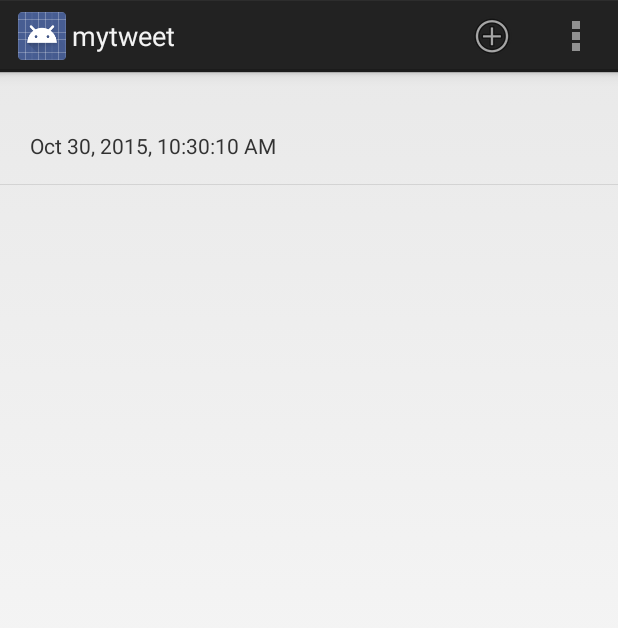
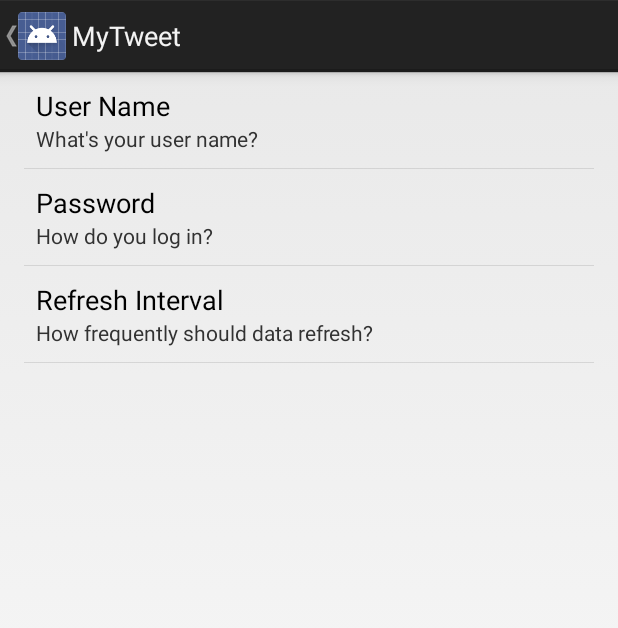
Before and after one commit to beluskova/MyTweet-assignment1, an Android app: the screen it shows after launch (TimelineListActivity before the commit, SettingsActivity after it), in the options menu, after a tap on "Settings", on a phone screen of 412 x 824 dp. Shown: the top 628 px of the screen. Run offline under Robolectric (Android 15) with nearby library versions, the phone set to English and light mode, and no system bars.

Commit message:
mytweet v11: Settings Support

```diff
--- a/app/src/main/AndroidManifest.xml
+++ b/app/src/main/AndroidManifest.xml
@@ -24,6 +24,12 @@
             <meta-data android:name="android.support.PARENT_ACTIVITY"
                 android:value="anna.activities.TimelineListActivity"/>
         </activity>
+        <activity
+            android:name="anna.activities.SettingsActivity"
+            android:label="@string/app_name" >
+            <meta-data android:name="android.support.PARENT_ACTIVITY"
+                android:value="anna.activities.TimelineListActivity"/>
+        </activity>
     </application>
 
 </manifest>
--- /dev/null
+++ b/app/src/main/java/anna/activities/SettingsActivity.java
@@ -0,0 +1,38 @@
+package anna.activities;
+
+import android.os.Bundle;
+import android.preference.PreferenceActivity;
+import android.preference.PreferenceFragment;
+import annab.mytweetActivity.R;
+import android.view.MenuItem;
+import static anna.android.helpers.IntentHelper.navigateUp;
+
+public class SettingsActivity extends PreferenceActivity {
+
+    @Override
+    protected void onCreate(Bundle savedInstanceState) {
+        super.onCreate(savedInstanceState);
+        getActionBar().setDisplayHomeAsUpEnabled(true);
+        getFragmentManager().beginTransaction().replace(android.R.id.content, new SettingsFragment()).commit();
+    }
+
+
+    @Override
+    public boolean onOptionsItemSelected(MenuItem item) {
+        switch (item.getItemId()) {
+            case android.R.id.home:
+                navigateUp(this);
+                return true;
+        }
+        return super.onOptionsItemSelected(item);
+    }
+
+    public static class SettingsFragment extends PreferenceFragment
+    {
+        @Override
+        public void onCreate(final Bundle savedInstanceState) {
+            super.onCreate(savedInstanceState);
+            addPreferencesFromResource(R.xml.preferences);
+        }
+    }
+}
--- a/app/src/main/java/anna/activities/TimelineListFragment.java
+++ b/app/src/main/java/anna/activities/TimelineListFragment.java
@@ -94,8 +94,8 @@ public class TimelineListFragment extends ListFragment
         // as you specify a parent activity in AndroidManifest.xml.
         switch (item.getItemId())
         {
-            case R.id.action_settings : Toast toast = Toast.makeText(getActivity(), "Settings Selected", Toast.LENGTH_SHORT);
-                toast.show();
+            case R.id.action_settings :
+                IntentHelper.startActivity(getActivity(), SettingsActivity.class);
                 break;
             case R.id.new_tweet:
                 Message message = new Message();
--- /dev/null
+++ b/app/src/main/res/values/array.xml
@@ -0,0 +1,15 @@
+<?xml version="1.0" encoding="utf-8"?>
+<resources>
+    <string-array name="listArray">
+        <item>Every day</item>
+        <item>Once a week</item>
+        <item>Once a month</item>
+        <item>Never</item>
+    </string-array>
+    <string-array name="listValues">
+        <item>1</item>
+        <item>2</item>
+        <item>3</item>
+        <item>0</item>
+    </string-array>
+</resources>
--- a/app/src/main/res/values/strings.xml
+++ b/app/src/main/res/values/strings.xml
@@ -1,5 +1,5 @@
 <resources>
-    <string name="app_name">mytweet</string>
+    <string name="app_name">MyTweet</string>
 
     <string name="action_settings">Settings</string>
     <string name="action_clear">Clear</string>
--- /dev/null
+++ b/app/src/main/res/xml/preferences.xml
@@ -0,0 +1,23 @@
+<?xml version="1.0" encoding="utf-8"?>
+<PreferenceScreen xmlns:android="http://schemas.android.com/apk/res/android">
+    <EditTextPreference
+        android:title="User Name"
+        android:key="username"
+        android:summary="What\'s your user name?"/>
+
+    <EditTextPreference
+        android:title="Password"
+        android:key="password"
+        android:inputType="textPassword"
+        android:summary="How do you log in?"/>
+
+
+
+    <ListPreference
+        android:title="Refresh Interval"
+        android:summary="How frequently should data refresh?"
+        android:key="refreshType"
+        android:defaultValue="1"
+        android:entries="@array/listArray"
+        android:entryValues="@array/listValues" />
+</PreferenceScreen>
```
